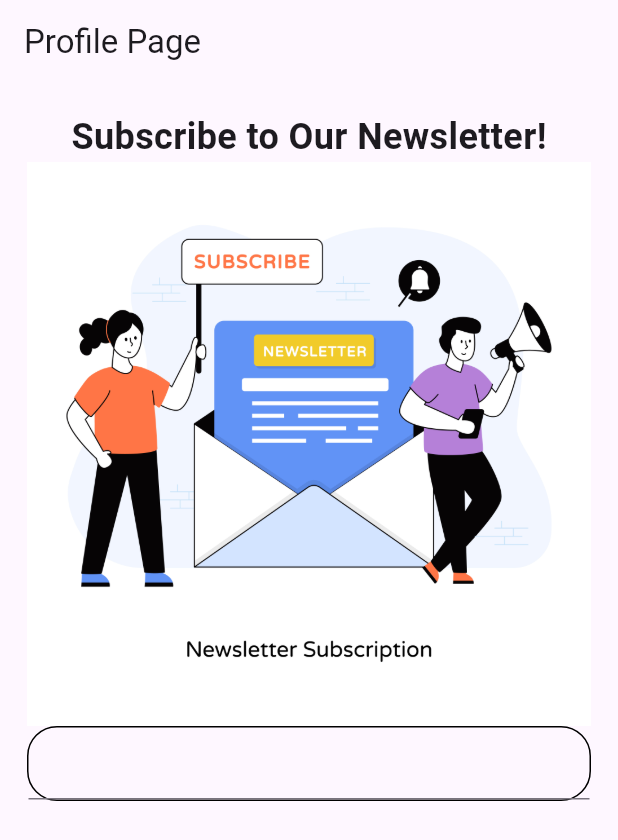
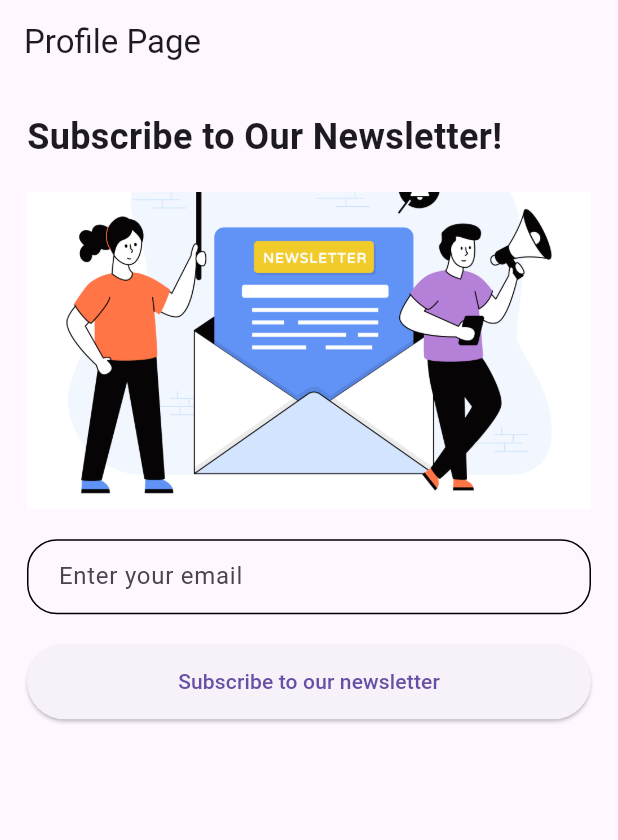
Before and after one commit to gouravdhiman08/news_app, a Flutter app: the ProfilePage screen opened directly, on a phone screen of 412 x 824 dp. Shown: the top 840 px of the screen. Run offline on Flutter 3.47's test engine with Material 3 defaults, Android fonts, the phone set to English and light mode, and no system bars; our stand-ins replace flutter_tts, get, lottie; missing offline and left inert: dart:ffi; network calls fail.

Commit message:
Profile Page & Newsletter Feature added...

```diff
--- a/lib/Pages/ProfilePage.dart
+++ b/lib/Pages/ProfilePage.dart
@@ -1,36 +1,78 @@
 import 'package:flutter/material.dart';
+import 'package:get/get.dart';
 
 class ProfilePage extends StatelessWidget {
   const ProfilePage({super.key});
-
   @override
   Widget build(BuildContext context) {
     return Scaffold(
       appBar: AppBar(title: Text("Profile Page")),
       body: Padding(
         padding: const EdgeInsets.all(18.0),
+        child: SingleChildScrollView(
           child: Column(
+            crossAxisAlignment: CrossAxisAlignment.stretch,
             children: [
-            Container(
-              child: Text(
+              Text(
                 "Subscribe to Our Newsletter!",
                 style: TextStyle(fontSize: 24, fontWeight: FontWeight.bold),
               ),
+              SizedBox(height: 20),
+              AspectRatio(
+                aspectRatio: 16 / 9,
+                child: Image.asset("assets/images/newsletter.jpg",
+                    fit: BoxFit.cover),
               ),
-            new Image.asset("assets/images/newsletter.jpg"),
+              SizedBox(height: 20),
               Container(
+                padding: EdgeInsets.symmetric(horizontal: 20),
                 decoration: BoxDecoration(
                   borderRadius: BorderRadius.circular(20),
-                border: Border
-                    .all(), // Optionally, you can specify border properties
+                  border: Border.all(),
                 ),
                 child: TextField(
-                  // TextField properties...
+                  decoration: InputDecoration(
+                    hintText: 'Enter your email',
+                    border: InputBorder.none,
+                  ),
+                ),
+              ),
+              SizedBox(height: 20),
+              Container(
+                height: 50,
+                child: ElevatedButton(
+                  onPressed: () {
+                    Get.dialog(
+                      AlertDialog(
+                        title: Text('Alert'),
+                        content: Text('Subscribe to our newsletter?'),
+                        actions: <Widget>[
+                          TextButton(
+                            onPressed: () {
+                              // Close Alert Dialog
+                              Get.back();
+                            },
+                            child: Text('Cancel'),
+                          ),
+                          TextButton(
+                            onPressed: () {
+                              // Perform subscription logic
+                              // Close Alert Dialog
+                              Get.back();
+                            },
+                            child: Text('Subscribe'),
+                          ),
+                        ],
+                      ),
+                    );
+                  },
+                  child: Text("Subscribe to our newsletter"),
                 ),
               )
             ],
           ),
         ),
+      ),
     );
   }
 }
```
Lines whose indentation alone changed are shown as unchanged.
